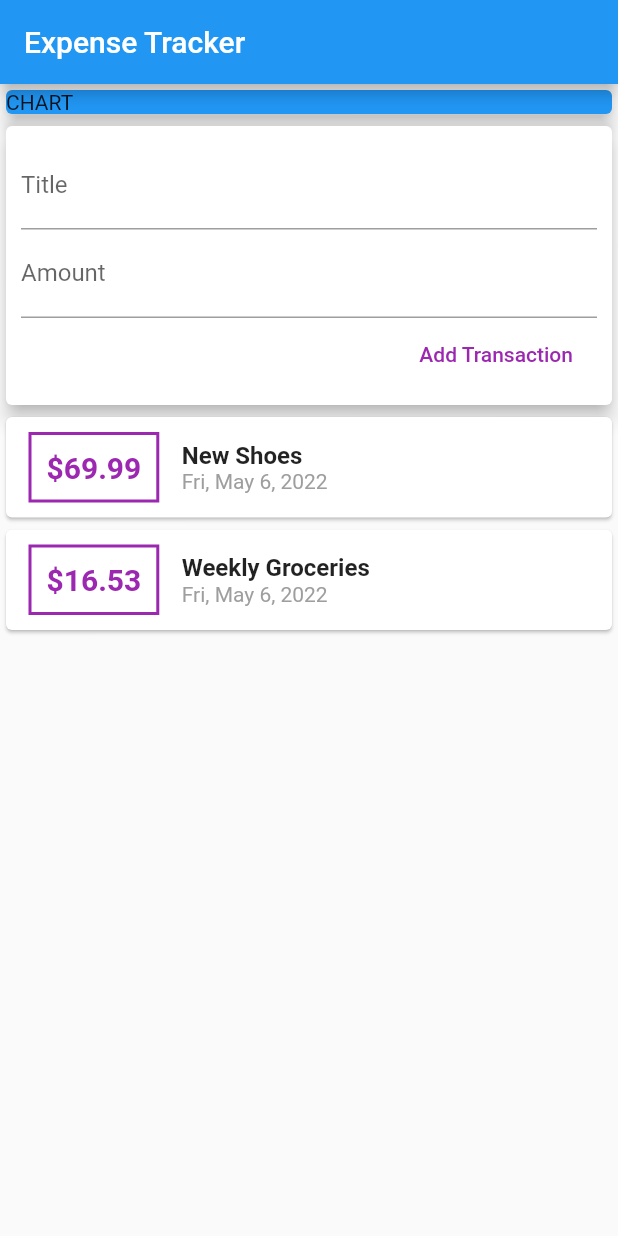
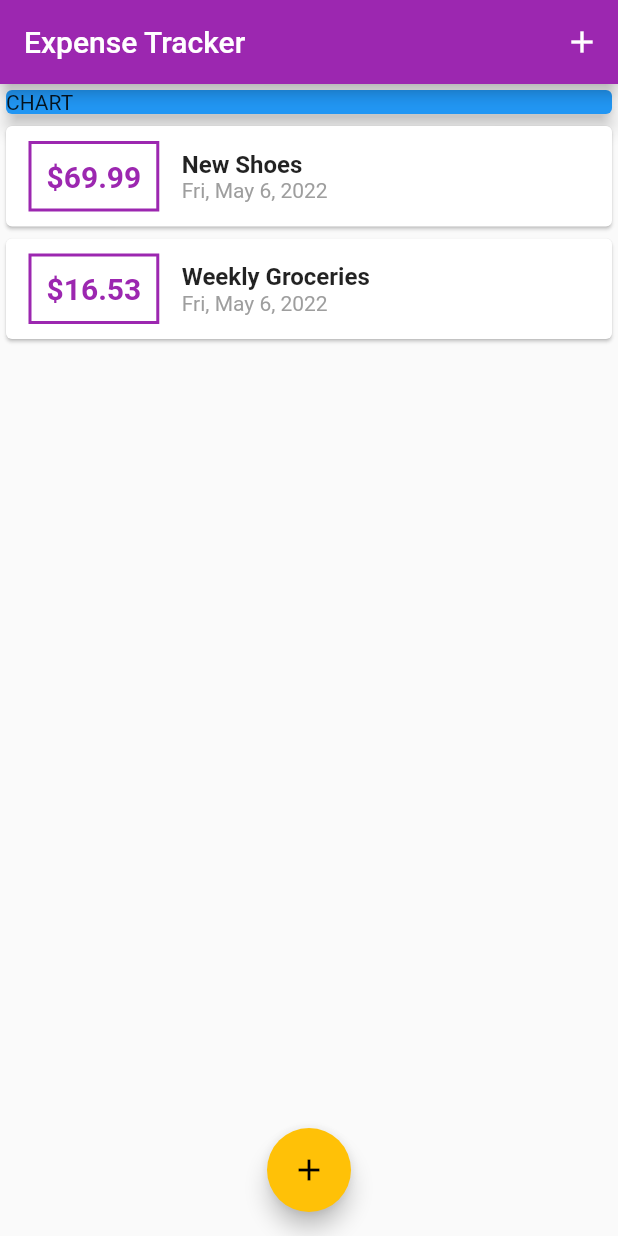
Before and after one commit to yunusyerli1/dailyexpense, a Flutter app: the screen it shows after launch, on a phone screen of 412 x 824 dp. Run offline on Flutter 3.47's test engine with Material 2 defaults, Android fonts, the phone set to English and light mode, and no system bars.

Commit message:
theme and fonts added

```diff
--- a/lib/main.dart
+++ b/lib/main.dart
@@ -1,5 +1,7 @@
 import 'package:flutter/material.dart';
-import './widgets/user_transactions.dart';
+import './widgets/new_transaction.dart';
+import './widgets/transaction_list.dart';
+import './models/transaction.dart';
 
 void main() => runApp(MyApp());
 
@@ -7,23 +9,74 @@ class MyApp extends StatelessWidget {
   @override
   Widget build(BuildContext context) {
     return MaterialApp(
-      title: 'Flutter App',
+      title: 'My Expenses',
+      theme: ThemeData(
+        primarySwatch: Colors.purple,
+        accentColor: Colors.amber,
+      ),
       home: MyHomePage(),
     );
   }
 }
 
-class MyHomePage extends StatelessWidget {
-  // String titleInput;
-  // String amountInput;
-  final titleController = TextEditingController();
-  final amountController = TextEditingController();
+class MyHomePage extends StatefulWidget {
+  @override
+  State<MyHomePage> createState() => _MyHomePageState();
+}
+
+class _MyHomePageState extends State<MyHomePage> {
+  final List<Transaction> _userTransactions = [
+    Transaction(
+      id: 't1',
+      title: 'New Shoes',
+      amount: 69.99,
+      date: DateTime.now(),
+    ),
+    Transaction(
+      id: 't2',
+      title: 'Weekly Groceries',
+      amount: 16.53,
+      date: DateTime.now(),
+    ),
+  ];
+
+  void _addNewTransaction(String txTitle, double txAmount) {
+    final newTx = Transaction(
+      title: txTitle,
+      amount: txAmount,
+      date: DateTime.now(),
+      id: DateTime.now().toString(),
+    );
+
+    setState(() {
+      _userTransactions.add(newTx);
+    });
+  }
+
+  void _startAddNewTransaction(BuildContext ctx) {
+    showModalBottomSheet(
+      context: ctx,
+      builder: (_) {
+        return GestureDetector(
+          onTap: () {},
+          child: NewTransaction(_addNewTransaction),
+          behavior: HitTestBehavior.opaque,
+        );
+      },
+    );
+  }
 
   @override
   Widget build(BuildContext context) {
     return Scaffold(
       appBar: AppBar(
         title: Text('Expense Tracker'),
+        actions: <Widget>[
+          IconButton(
+            icon: Icon(Icons.add),
+            onPressed: () => _startAddNewTransaction(context),
+          )
+        ],
       ),
       body: SingleChildScrollView(
         child: Column(
@@ -38,8 +91,14 @@ class MyHomePage extends StatelessWidget {
                   elevation: 5,
                 ),
               ),
-                UserTransactions(),
+              TransactionList(_userTransactions),
             ]),
-        ));
+      ),
+      floatingActionButtonLocation: FloatingActionButtonLocation.centerFloat,
+      floatingActionButton: FloatingActionButton(
+        child: Icon(Icons.add),
+        onPressed: () => _startAddNewTransaction(context),
+      ),
+    );
   }
 }
--- a/lib/widgets/transaction_list.dart
+++ b/lib/widgets/transaction_list.dart
@@ -23,16 +23,16 @@ class TransactionList extends StatelessWidget {
                     ),
                     decoration: BoxDecoration(
                         border: Border.all(
-                      color: Colors.purple,
+                      color: Theme.of(context).primaryColor,
                       width: 2,
                     )),
                     padding: EdgeInsets.all(10),
                     child: Text(
-                      '\$${transactions[index].amount}',
+                      '\$${transactions[index].amount.toStringAsFixed(2)}',
                       style: TextStyle(
                         fontWeight: FontWeight.bold,
                         fontSize: 20,
-                        color: Colors.purple,
+                        color: Theme.of(context).primaryColor,
                       ),
                     )),
                 Column(
--- a/lib/widgets/user_transactions.dart
+++ /dev/null
@@ -1,50 +0,0 @@
-import 'package:flutter/material.dart';
-
-import './new_transaction.dart';
-import './transaction_list.dart';
-import '../models/transaction.dart';
-
-class UserTransactions extends StatefulWidget {
-  @override
-  _UserTransactionsState createState() => _UserTransactionsState();
-}
-
-class _UserTransactionsState extends State<UserTransactions> {
-  final List<Transaction> _userTransactions = [
-    Transaction(
-      id: 't1',
-      title: 'New Shoes',
-      amount: 69.99,
-      date: DateTime.now(),
-    ),
-    Transaction(
-      id: 't2',
-      title: 'Weekly Groceries',
-      amount: 16.53,
-      date: DateTime.now(),
-    ),
-  ];
-
-  void _addNewTransaction(String txTitle, double txAmount) {
-    final newTx = Transaction(
-      title: txTitle,
-      amount: txAmount,
-      date: DateTime.now(),
-      id: DateTime.now().toString(),
-    );
-
-    setState(() {
-      _userTransactions.add(newTx);
-    });
-  }
-
-  @override
-  Widget build(BuildContext context) {
-    return Column(
-      children: <Widget>[
-        NewTransaction(_addNewTransaction),
-        TransactionList(_userTransactions),
-      ],
-    );
-  }
-}
```
Also changed, not shown: lib/widgets/new_transaction.dart (+26 -8 lines), assets/fonts/OpenSans-Bold.ttf (added), assets/fonts/OpenSans-Regular.ttf (added), assets/fonts/Quicksand-Bold.ttf (added), assets/fonts/Quicksand-Light.ttf (added), assets/fonts/Quicksand-Medium.ttf (added), assets/fonts/Quicksand-Regular.ttf (added). Lines whose indentation alone changed are shown as unchanged.
